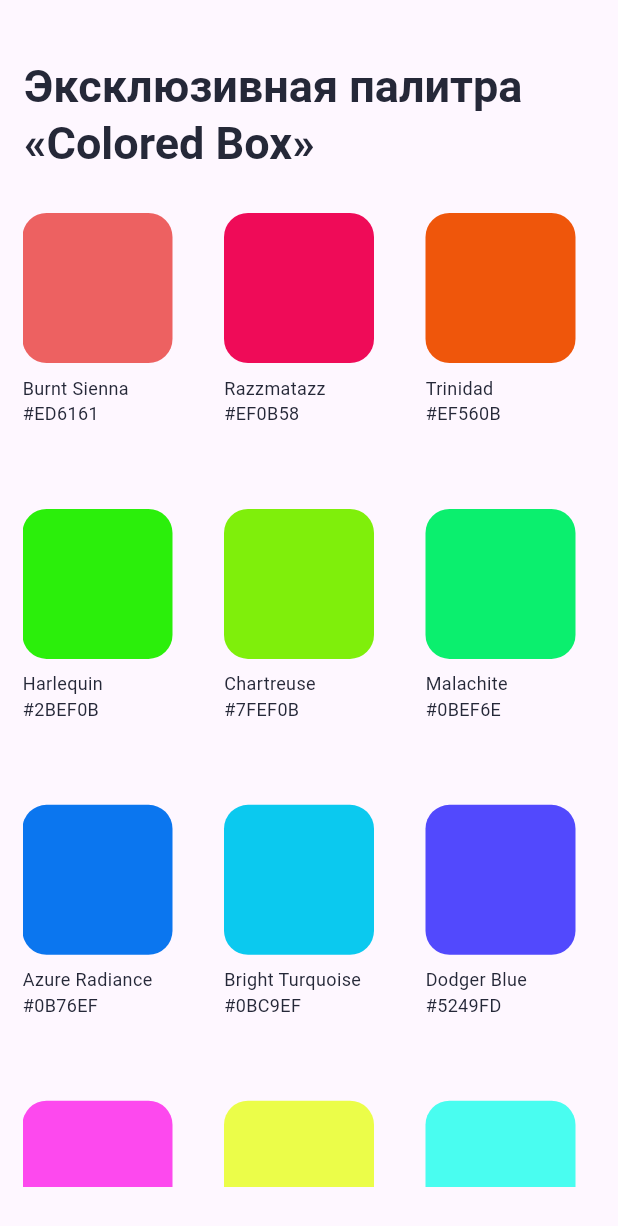
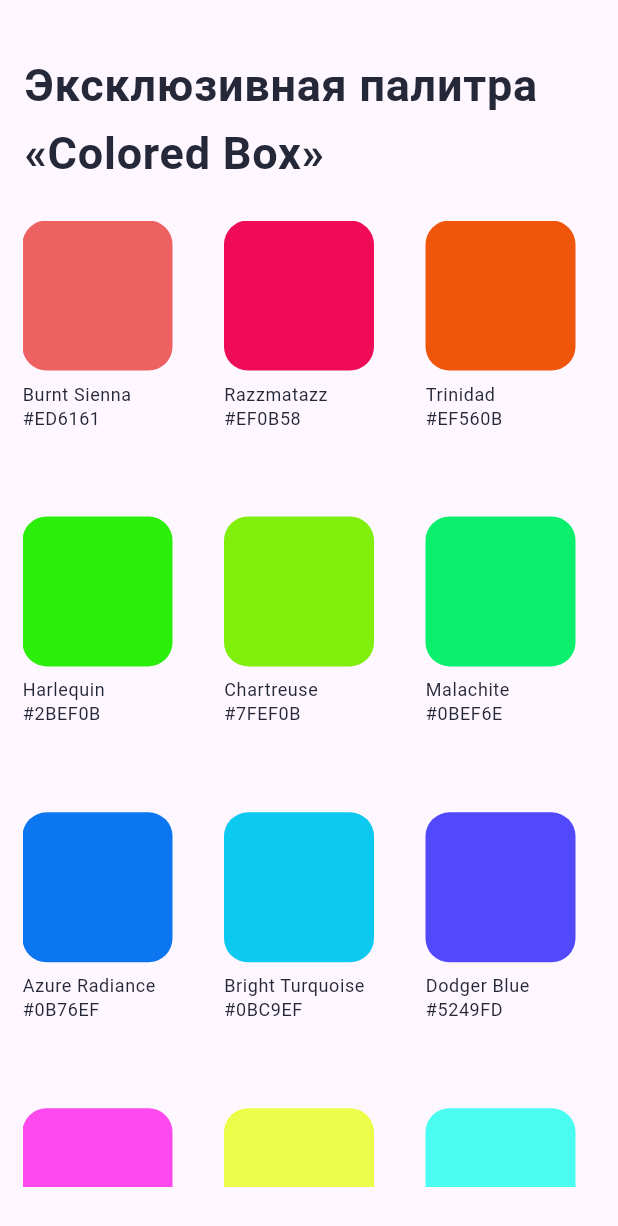
Before and after one commit to Rustemik/color_palette_flutter_app, a Flutter app: the screen it shows after launch, on a phone screen of 412 x 824 dp. Shown: the top 1226 px of the screen. Run offline on Flutter 3.47's test engine with Material 3 defaults, Android fonts, the phone set to English and light mode, and no system bars; our stand-ins replace google_fonts; Roboto replaces fonts that are missing (Ubuntu).

Commit message:
+ 5. Палетка цветов. Экран деталей, кнопки, темы

```diff
--- a/lib/Components/color_card.dart
+++ b/lib/Components/color_card.dart
@@ -12,6 +12,8 @@ class ColorCard extends StatelessWidget {
 
   @override
   Widget build(BuildContext context) {
+    final theme = Theme.of(context);
+
     return Container(
       child: Column(
         crossAxisAlignment: CrossAxisAlignment.start,
@@ -44,19 +46,11 @@ class ColorCard extends StatelessWidget {
           ),
           Text(
             _colorDto.name,
-            style: GoogleFonts.ubuntu(
-              fontWeight: FontWeight.w400,
-              fontSize: 12,
-              color: const Color(0xFF252838),
-            ),
+            style: theme.textTheme.bodySmall,
           ),
           Text(
             _colorDto.hex,
-            style: GoogleFonts.ubuntu(
-              fontWeight: FontWeight.w400,
-              fontSize: 12,
-              color: const Color(0xFF252838),
-            ),
+            style: theme.textTheme.bodySmall,
           ),
         ],
       ),
--- a/lib/main.dart
+++ b/lib/main.dart
@@ -1,6 +1,7 @@
 import 'package:flutter/material.dart';
 import 'package:surf_flutter_courses_template/DataAc%D1%81ess/mock_color_repository.dart';
 import 'package:surf_flutter_courses_template/Screens/palette_screen.dart';
+import 'package:surf_flutter_courses_template/themes.dart';
 
 void main() {
   runApp(const MainApp());
@@ -14,6 +15,7 @@ class MainApp extends StatelessWidget {
     var repo = MockColorRepository();
 
     return MaterialApp(
+      theme: AppTheme.lightTheme,
       home: PaletteScreen(
         repository: repo,
       ),
--- a/lib/screens/palette_screen.dart
+++ b/lib/screens/palette_screen.dart
@@ -13,19 +13,22 @@ class PaletteScreen extends StatelessWidget {
 
   @override
   Widget build(BuildContext context) {
+    final theme = Theme.of(context);
+
     return Scaffold(
       appBar: AppBar(
-        toolbarHeight: 110,
+        toolbarHeight: 115,
         title: Padding(
           padding: const EdgeInsets.only(top: 44),
           child: Text(
-            overflow: TextOverflow.visible,
+            //overflow: TextOverflow.visible,
             "Эксклюзивная палитра\n«Colored Box»",
-            style: GoogleFonts.ubuntu(
-              fontWeight: FontWeight.w700,
-              fontSize: 30,
-              color: const Color(0xFF252838),
-            ),
+            style: theme.textTheme.bodyLarge,
+            // GoogleFonts.ubuntu(
+            //   fontWeight: FontWeight.w700,
+            //   fontSize: 30,
+            //   color: const Color(0xFF252838),
+            // ),
           ),
         ),
       ),
--- /dev/null
+++ b/lib/themes.dart
@@ -0,0 +1,38 @@
+import 'package:flutter/material.dart';
+import 'package:google_fonts/google_fonts.dart';
+
+class AppTheme {
+  static ThemeData get lightTheme {
+    final base = ThemeData.light();
+
+    return base.copyWith(
+      textTheme: TextTheme(
+        bodyLarge: GoogleFonts.ubuntu(
+          fontWeight: FontWeight.w700,
+          fontSize: 30,
+          color: const Color(0xFF252838),
+        ),
+        bodySmall: GoogleFonts.ubuntu(
+          fontWeight: FontWeight.w400,
+          fontSize: 12,
+          color: const Color(0xFF252838),
+        ),
+      ),
+      elevatedButtonTheme: ElevatedButtonThemeData(
+        style: ElevatedButton.styleFrom(
+          backgroundColor: Colors.white,
+          shape: RoundedRectangleBorder(
+            borderRadius: BorderRadius.circular(16),
+          ),
+          elevation: 0,
+          surfaceTintColor: Colors.white,
+          foregroundColor: Color(0xFF252838),
+          textStyle: GoogleFonts.ubuntu(
+            fontWeight: FontWeight.w400,
+            fontSize: 16,
+          ),
+        ),
+      ),
+    );
+  }
+}
```
Also changed, not shown: lib/screens/color_details_screen.dart (+95 -1 lines).
